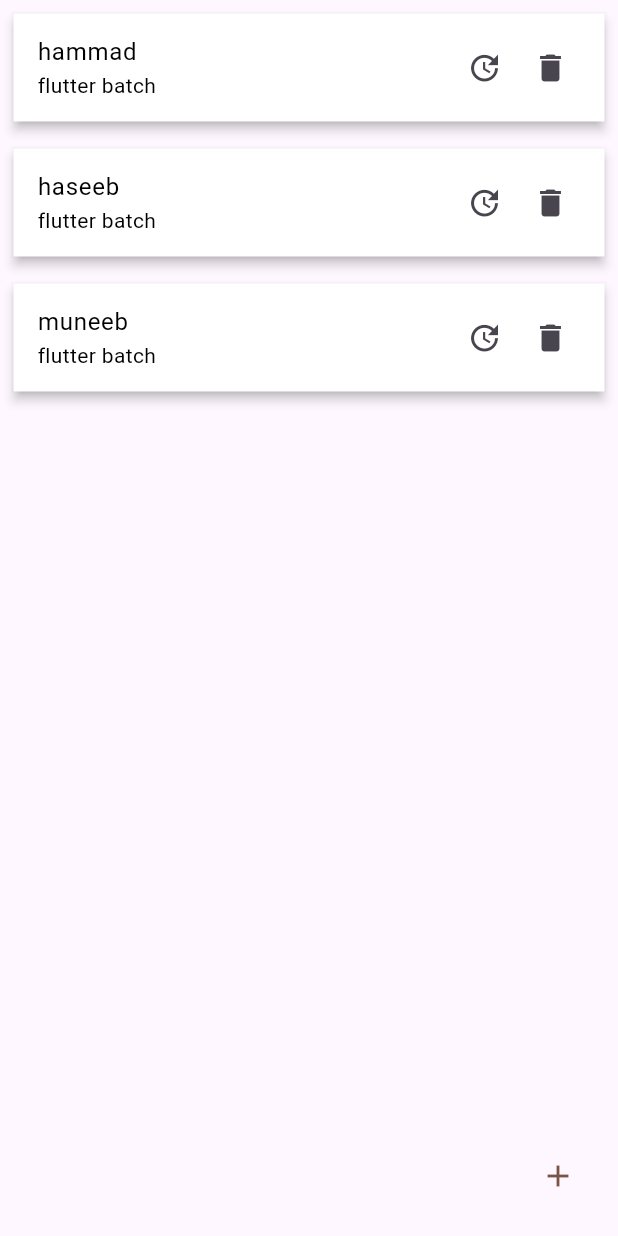
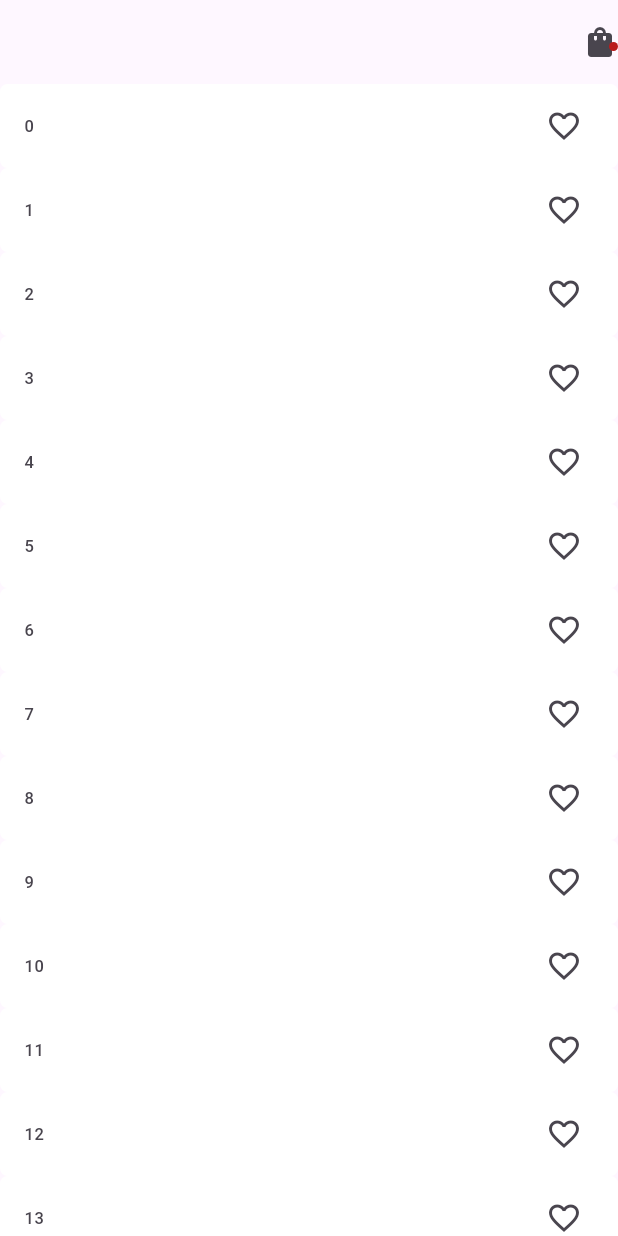
Before and after one commit to Hammad1176/todoApp, a Flutter app: the screen it shows after launch, on a phone screen of 412 x 824 dp. Run offline on Flutter 3.47's test engine with Material 3 defaults, Android fonts, the phone set to English and light mode, and no system bars.

```diff
--- /dev/null
+++ b/lib/Provider/favourti_provider.dart
@@ -0,0 +1,17 @@
+import 'package:flutter/material.dart';
+
+class FavourtiProvider extends ChangeNotifier {
+  final List _fav = [];
+  List get fav => _fav;
+
+  setFav(int index) {
+    print(index);
+    if (_fav.contains(index)) {
+      _fav.remove(index);
+    } else {
+      _fav.add(index);
+    }
+
+    notifyListeners();
+  }
+}
--- a/lib/main.dart
+++ b/lib/main.dart
@@ -1,4 +1,7 @@
 import 'package:flutter/material.dart';
+import 'package:provider/provider.dart';
+import 'package:todo_app/Provider/favourti_provider.dart';
+import 'package:todo_app/views/product_view.dart';
 import 'package:todo_app/views/todo_view.dart';
 
 void main() {
@@ -11,14 +14,16 @@ class MyApp extends StatelessWidget {
   // This widget is the root of your application.
   @override
   Widget build(BuildContext context) {
-    return MaterialApp(
+    return ChangeNotifierProvider(
+        create: (context) => FavourtiProvider(),
+        child: MaterialApp(
           debugShowCheckedModeBanner: false,
           title: 'Flutter Demo',
           theme: ThemeData(
             colorScheme: ColorScheme.fromSeed(seedColor: Colors.deepPurple),
             useMaterial3: true,
           ),
-      home: const TodoView(),
-    );
+          home: const ProductView(),
+        ));
   }
 }
--- /dev/null
+++ b/lib/views/product_view.dart
@@ -0,0 +1,66 @@
+import 'package:flutter/material.dart';
+import 'package:provider/provider.dart';
+import 'package:todo_app/Provider/favourti_provider.dart';
+import 'package:todo_app/views/fav_view.dart';
+
+class ProductView extends StatefulWidget {
+  const ProductView({super.key});
+
+  @override
+  State<ProductView> createState() => _ProductViewState();
+}
+
+class _ProductViewState extends State<ProductView> {
+  @override
+  Widget build(BuildContext context) {
+    final getProvider = Provider.of<FavourtiProvider>(context);
+    return Scaffold(
+        appBar: AppBar(
+          actions: [
+            GestureDetector(
+              onTap: () {
+                print("tap");
+                Navigator.push(context,
+                    MaterialPageRoute(builder: (context) => const FavView()));
+              },
+              child: const Badge(
+                alignment: Alignment.centerRight,
+                // ignore: sort_child_properties_last
+                child: Icon(Icons.shopping_bag),
+                padding: EdgeInsets.all(10),
+              ),
+            )
+          ],
+        ),
+        body: Column(
+          children: [
+            Expanded(
+                child: ListView(
+              children: [
+                for (int i = 0; i < 20; i++)
+                  Container(
+                    decoration: BoxDecoration(
+                        color: Colors.white,
+                        borderRadius: BorderRadius.circular(5)),
+                    child: ListTile(
+                      leading: Text(i.toString()),
+                      // ignore: unrelated_type_equality_checks
+                      trailing: InkWell(
+                        onTap: () {
+                          getProvider.setFav(i);
+                          // ignore: avoid_print
+                          print(getProvider.fav);
+                        },
+                        // ignore: unrelated_type_equality_checks
+                        child: getProvider.fav.contains(i)
+                            ? const Icon(Icons.favorite)
+                            : const Icon(Icons.favorite_border),
+                      ),
+                    ),
+                  )
+              ],
+            )),
+          ],
+        ));
+  }
+}
--- a/lib/views/todo_view.dart
+++ b/lib/views/todo_view.dart
@@ -78,7 +78,7 @@ class _TodoViewState extends State<TodoView> {
                 controller: inputTitle,
                 decoration: const InputDecoration(labelText: "Input Data "),
               ),
-              SizedBox(
+              const SizedBox(
                 height: 20,
               ),
               TextField(
@@ -91,6 +91,7 @@ class _TodoViewState extends State<TodoView> {
               ),
               ElevatedButton.icon(
                   onPressed: () {
+                    // ignore: avoid_print
                     print(inputTitle.text);
                     list.add({"title": inputTitle.text, "des": inputDes.text});
                     setState(() {});
--- a/pubspec.yaml
+++ b/pubspec.yaml
@@ -35,6 +35,7 @@ dependencies:
   # The following adds the Cupertino Icons font to your application.
   # Use with the CupertinoIcons class for iOS style icons.
   cupertino_icons: ^1.0.8
+  provider: ^6.1.2
 
 dev_dependencies:
   flutter_test:
```
Also changed, not shown: lib/views/fav_view.dart (added, +30 -0 lines), pubspec.lock. Lines whose indentation alone changed are shown as unchanged.
